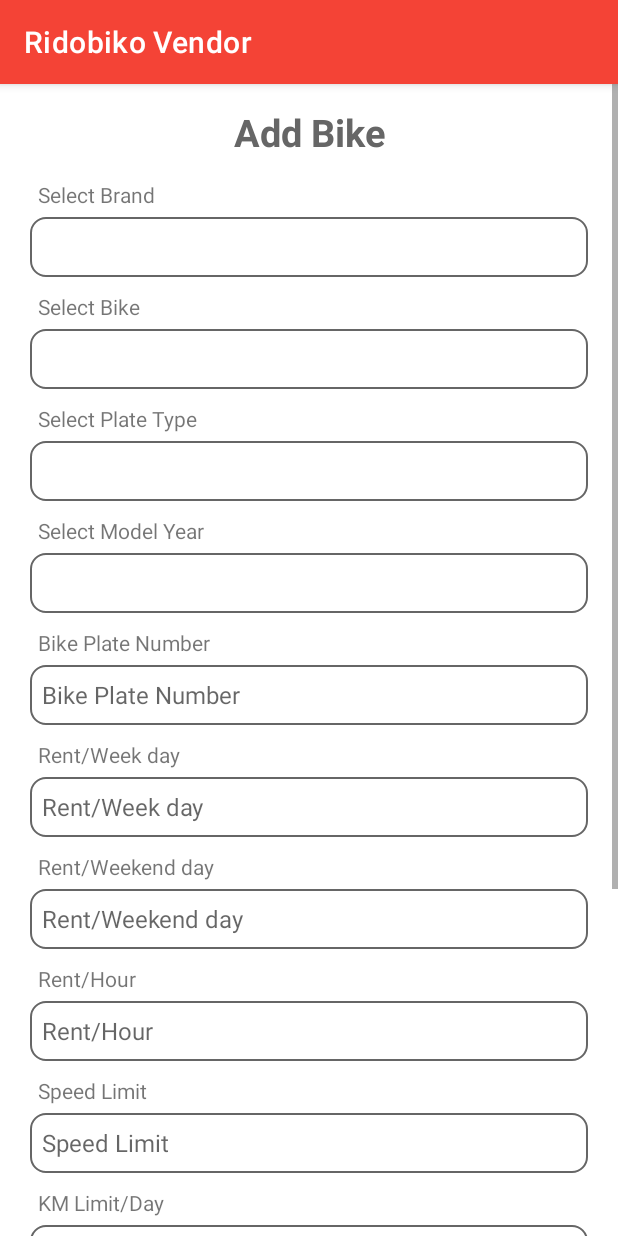
After one commit to abhinandans109/Ridobiko_Vendor, an Android app: the AddBikeActivity screen opened directly, with no data from a screen before it, on a phone screen of 412 x 824 dp. The commit adds this screen. Run offline under Robolectric (Android 15) with nearby library versions, the phone set to English and light mode, and no system bars; network calls fail.

Commit message:
add bike section

```diff
--- /dev/null
+++ b/app/src/main/java/com/ridobiko/ridobikoPartner/activities/AddBikeActivity.kt
@@ -0,0 +1,13 @@
+package com.ridobiko.ridobikoPartner.activities
+
+import androidx.appcompat.app.AppCompatActivity
+import android.os.Bundle
+import com.ridobiko.ridobikoPartner.R
+
+class AddBikeActivity : AppCompatActivity() {
+    override fun onCreate(savedInstanceState: Bundle?) {
+        super.onCreate(savedInstanceState)
+        setContentView(R.layout.activity_add_bike)
+
+    }
+}
--- a/app/src/main/java/com/ridobiko/ridobikoPartner/activities/MainActivity.kt
+++ b/app/src/main/java/com/ridobiko/ridobikoPartner/activities/MainActivity.kt
@@ -9,11 +9,14 @@ class MainActivity : AppCompatActivity() {
    private lateinit var binding :ActivityMainBinding
     override fun onCreate(savedInstanceState: Bundle?) {
         super.onCreate(savedInstanceState)
-        binding= ActivityMainBinding.inflate(layoutInflater)
+        binding = ActivityMainBinding.inflate(layoutInflater)
         setContentView(binding.root)
 
-        binding.todaysPickupsCard.setOnClickListener{
-            startActivity(Intent(applicationContext,TodaysPickups::class.java))
+        binding.todaysPickupsCard.setOnClickListener {
+            startActivity(Intent(applicationContext, TodaysPickups::class.java))
+        }
+        binding.addBike.setOnClickListener {
+            startActivity(Intent(applicationContext,AddBikeActivity::class.java))
         }
     }
 }
--- a/app/src/main/java/com/ridobiko/ridobikoPartner/constants/Constants.java
+++ b/app/src/main/java/com/ridobiko/ridobikoPartner/constants/Constants.java
@@ -2,7 +2,7 @@ package com.ridobiko.ridobikoPartner.constants;
 
  public class Constants {
 
-    public static final String BASE_URL="http://192.168.100.118/RidoVendor/";
+    public static final String BASE_URL="http://192.168.0.108/RidoVendor/";
     public static final String SUCCESS="1";
     public static final String PREFS_LOGIN_DETAILS="login_details";
     public static final String IS_VENDOR="is_vendor";
--- /dev/null
+++ b/app/src/main/res/layout/activity_add_bike.xml
@@ -0,0 +1,452 @@
+<?xml version="1.0" encoding="utf-8"?>
+<ScrollView xmlns:android="http://schemas.android.com/apk/res/android"
+    xmlns:app="http://schemas.android.com/apk/res-auto"
+    xmlns:tools="http://schemas.android.com/tools"
+    android:layout_width="match_parent"
+    android:layout_height="match_parent"
+    android:orientation="vertical"
+    tools:context=".activities.AddBikeActivity">
+
+    <LinearLayout
+        android:layout_width="match_parent"
+        android:layout_height="match_parent"
+        android:elevation="5dp"
+        android:orientation="vertical"
+        android:padding="7dp">
+
+        <TextView
+            android:layout_width="match_parent"
+            android:layout_height="wrap_content"
+
+            android:layout_gravity="center"
+            android:layout_margin="7dp"
+            android:gravity="center"
+            android:text="Add Bike"
+            android:textColor="@color/colourHINT"
+            android:textSize="25sp"
+            android:textStyle="bold" />
+
+        <LinearLayout
+            android:layout_width="match_parent"
+            android:layout_height="wrap_content"
+            android:elevation="5dp"
+            android:orientation="vertical"
+            android:padding="7dp">
+
+            <LinearLayout
+                android:layout_width="match_parent"
+                android:layout_height="match_parent"
+                android:layout_weight="1"
+                android:orientation="vertical"
+                android:paddingStart="5dp"
+                android:paddingEnd="5dp">
+
+                <!--            bike brand-->
+                <LinearLayout
+                    android:layout_width="match_parent"
+                    android:layout_height="wrap_content"
+                    android:orientation="vertical">
+
+                    <TextView
+                        android:layout_width="wrap_content"
+                        android:layout_height="wrap_content"
+
+                        android:paddingStart="5dp"
+                        android:paddingBottom="5dp"
+                        android:text="Select Brand"></TextView>
+
+                    <Spinner
+                        android:id="@+id/brand"
+                        android:layout_width="match_parent"
+                        android:layout_height="40dp"
+                        android:layout_gravity="center"
+                        android:background="@drawable/btn_grey"
+                        android:gravity="center"
+                        android:textAllCaps="false" />
+                </LinearLayout>
+
+                <!--            select bike-->
+                <LinearLayout
+                    android:layout_width="match_parent"
+                    android:layout_height="wrap_content"
+                    android:layout_marginTop="10dp"
+                    android:orientation="vertical">
+
+                    <TextView
+                        android:layout_width="wrap_content"
+                        android:layout_height="wrap_content"
+                        android:paddingStart="5dp"
+                        android:paddingBottom="5dp"
+                        android:text="Select Bike">
+
+                    </TextView>
+
+                    <Spinner
+                        android:id="@+id/bike"
+                        android:layout_width="match_parent"
+                        android:layout_height="40dp"
+                        android:layout_gravity="center"
+                        android:background="@drawable/btn_grey"
+                        android:gravity="center"
+                        android:textAllCaps="false" />
+                </LinearLayout>
+
+
+                <!--            plate type-->
+                <LinearLayout
+                    android:layout_width="match_parent"
+                    android:layout_height="wrap_content"
+                    android:layout_marginTop="10dp"
+                    android:orientation="vertical">
+
+                    <TextView
+                        android:layout_width="wrap_content"
+                        android:layout_height="wrap_content"
+                        android:paddingStart="5dp"
+                        android:paddingBottom="5dp"
+                        android:text="Select Plate Type"></TextView>
+
+                    <Spinner
+                        android:id="@+id/plate_type"
+                        android:layout_width="match_parent"
+                        android:layout_height="40dp"
+                        android:layout_gravity="center"
+                        android:background="@drawable/btn_grey"
+                        android:gravity="center"
+                        android:textAllCaps="false" />
+                </LinearLayout>
+
+                <!--             model year-->
+                <LinearLayout
+                    android:layout_width="match_parent"
+                    android:layout_height="wrap_content"
+                    android:layout_marginTop="10dp"
+                    android:orientation="vertical">
+
+                    <TextView
+                        android:layout_width="wrap_content"
+                        android:layout_height="wrap_content"
+                        android:paddingStart="5dp"
+                        android:paddingBottom="5dp"
+                        android:text="Select Model Year">
+
+                    </TextView>
+
+                    <Spinner
+                        android:id="@+id/model_year"
+                        android:layout_width="match_parent"
+                        android:layout_height="40dp"
+                        android:layout_gravity="center"
+                        android:background="@drawable/btn_grey"
+                        android:gravity="center"
+                        android:textAllCaps="false" />
+
+                </LinearLayout>
+
+                <!--plate number-->
+                <LinearLayout
+                    android:layout_width="match_parent"
+                    android:layout_height="wrap_content"
+                    android:layout_marginTop="10dp"
+                    android:orientation="vertical">
+
+                    <TextView
+                        android:layout_width="wrap_content"
+                        android:layout_height="wrap_content"
+                        android:paddingStart="5dp"
+                        android:paddingBottom="5dp"
+                        android:text="Bike Plate Number">
+
+                    </TextView>
+
+                    <EditText
+                        android:id="@+id/plate_number"
+                        android:layout_width="match_parent"
+                        android:layout_height="40dp"
+                        android:layout_gravity="center"
+                        android:background="@drawable/btn_grey"
+                        android:gravity="center|left"
+                        android:hint="Bike Plate Number"
+                        android:inputType="number"
+                        android:paddingLeft="8dp"
+
+                        android:textAllCaps="false"
+                        android:textSize="16sp" />
+                </LinearLayout>
+
+                <!--week day-->
+                <LinearLayout
+                    android:layout_width="match_parent"
+                    android:layout_height="wrap_content"
+                    android:layout_marginTop="10dp"
+                    android:orientation="vertical">
+
+                    <TextView
+                        android:layout_width="wrap_content"
+                        android:layout_height="wrap_content"
+                        android:paddingStart="5dp"
+                        android:paddingBottom="5dp"
+                        android:text="Rent/Week day">
+
+                    </TextView>
+
+                    <EditText
+                        android:id="@+id/rent_week"
+                        android:layout_width="match_parent"
+                        android:layout_height="40dp"
+                        android:layout_gravity="center"
+                        android:background="@drawable/btn_grey"
+                        android:gravity="center|left"
+                        android:hint="Rent/Week day"
+                        android:inputType="text"
+                        android:paddingLeft="8dp"
+
+                        android:textAllCaps="false"
+                        android:textSize="16sp" />
+                </LinearLayout>
+
+                <!--            weekend day-->
+                <LinearLayout
+                    android:layout_width="match_parent"
+                    android:layout_height="wrap_content"
+                    android:layout_marginTop="10dp"
+                    android:orientation="vertical">
+
+                    <TextView
+                        android:layout_width="wrap_content"
+                        android:layout_height="wrap_content"
+                        android:paddingStart="5dp"
+                        android:paddingBottom="5dp"
+                        android:text="Rent/Weekend day">
+
+                    </TextView>
+
+                    <EditText
+                        android:id="@+id/weekend"
+                        android:layout_width="match_parent"
+                        android:layout_height="40dp"
+                        android:layout_gravity="center"
+                        android:background="@drawable/btn_grey"
+                        android:gravity="center|left"
+                        android:hint="Rent/Weekend day"
+                        android:inputType="text"
+                        android:paddingLeft="8dp"
+                        android:textAllCaps="false"
+                        android:textSize="16sp" />
+                </LinearLayout>
+
+                <!--            rent hours-->
+                <LinearLayout
+                    android:layout_width="match_parent"
+                    android:layout_height="wrap_content"
+                    android:layout_marginTop="10dp"
+                    android:orientation="vertical">
+
+                    <TextView
+                        android:layout_width="wrap_content"
+                        android:layout_height="wrap_content"
+                        android:paddingStart="5dp"
+                        android:paddingBottom="5dp"
+                        android:text="Rent/Hour">
+
+                    </TextView>
+
+                    <EditText
+                        android:id="@+id/hour"
+                        android:layout_width="match_parent"
+                        android:layout_height="40dp"
+                        android:layout_gravity="center"
+                        android:background="@drawable/btn_grey"
+                        android:gravity="center|left"
+                        android:hint="Rent/Hour"
+                        android:inputType="number"
+                        android:paddingLeft="8dp"
+                        android:textAllCaps="false"
+                        android:textSize="16sp" />
+                </LinearLayout>
+
+                <!--            speed limit-->
+                <LinearLayout
+                    android:layout_width="match_parent"
+                    android:layout_height="wrap_content"
+                    android:layout_marginTop="10dp"
+                    android:orientation="vertical">
+
+                    <TextView
+                        android:layout_width="wrap_content"
+                        android:layout_height="wrap_content"
+                        android:paddingStart="5dp"
+                        android:paddingBottom="5dp"
+                        android:text="Speed Limit">
+
+                    </TextView>
+
+                    <EditText
+                        android:id="@+id/speed_Limit"
+                        android:layout_width="match_parent"
+                        android:layout_height="40dp"
+                        android:layout_gravity="center"
+                        android:background="@drawable/btn_grey"
+                        android:gravity="center|left"
+                        android:hint="Speed Limit"
+                        android:inputType="number"
+                        android:paddingLeft="8dp"
+                        android:textAllCaps="false"
+                        android:textSize="16sp" />
+
+
+                </LinearLayout>
+
+
+                <!--            limit day-->
+                <LinearLayout
+                    android:layout_width="match_parent"
+                    android:layout_height="wrap_content"
+                    android:layout_marginTop="10dp"
+                    android:orientation="vertical">
+
+                    <TextView
+                        android:layout_width="wrap_content"
+                        android:layout_height="wrap_content"
+                        android:paddingStart="5dp"
+                        android:paddingBottom="5dp"
+                        android:text="KM Limit/Day">
+
+                    </TextView>
+
+                    <EditText
+                        android:id="@+id/kmLimit"
+                        android:layout_width="match_parent"
+                        android:layout_height="40dp"
+                        android:layout_gravity="center"
+                        android:background="@drawable/btn_grey"
+                        android:gravity="center|left"
+                        android:hint="KM Limit/Day"
+                        android:inputType="text"
+                        android:paddingLeft="8dp"
+                        android:textAllCaps="false"
+                        android:textSize="16sp" />
+                </LinearLayout>
+
+                <!--            limit month-->
+                <LinearLayout
+                    android:layout_width="match_parent"
+                    android:layout_height="wrap_content"
+                    android:layout_marginTop="10dp"
+                    android:orientation="vertical">
+
+                    <TextView
+                        android:layout_width="wrap_content"
+                        android:layout_height="wrap_content"
+                        android:paddingStart="5dp"
+                        android:paddingBottom="5dp"
+                        android:text="KM Limit/Month">
+
+                    </TextView>
+
+                    <EditText
+                        android:id="@+id/km_limitMonth"
+                        android:layout_width="match_parent"
+                        android:layout_height="40dp"
+                        android:layout_gravity="center"
+                        android:background="@drawable/btn_grey"
+                        android:gravity="center|left"
+                        android:hint="KM Limit/ Month"
+                        android:inputType="number"
+                        android:paddingLeft="8dp"
+                        android:textAllCaps="false"
+                        android:textSize="16sp" />
+                </LinearLayout>
+
+
+                <!--additional-->
+                <LinearLayout
+                    android:layout_width="match_parent"
+                    android:layout_height="wrap_content"
+                    android:layout_marginTop="10dp"
+                    android:orientation="vertical">
+
+                    <TextView
+                        android:layout_width="wrap_content"
+                        android:layout_height="wrap_content"
+                        android:paddingStart="5dp"
+                        android:paddingBottom="5dp"
+                        android:text="Additonal per KM charge">
+
+                    </TextView>
+
+                    <EditText
+                        android:id="@+id/km_Charge"
+                        android:layout_width="match_parent"
+                        android:layout_height="40dp"
+                        android:layout_gravity="center"
+                        android:background="@drawable/btn_grey"
+                        android:gravity="center|left"
+                        android:hint="Additional per KM charge"
+                        android:inputType="number"
+                        android:paddingLeft="8dp"
+                        android:textAllCaps="false"
+                        android:textSize="16sp" />
+                </LinearLayout>
+
+                <!--            deposit-->
+                <LinearLayout
+                    android:layout_width="match_parent"
+                    android:layout_height="wrap_content"
+                    android:layout_marginTop="10dp"
+                    android:orientation="vertical">
+
+                    <TextView
+                        android:layout_width="wrap_content"
+                        android:layout_height="wrap_content"
+                        android:paddingStart="5dp"
+                        android:paddingBottom="5dp"
+                        android:text="Deposit">
+
+                    </TextView>
+
+                    <EditText
+                        android:id="@+id/Deposit"
+                        android:layout_width="match_parent"
+                        android:layout_height="40dp"
+                        android:layout_gravity="center"
+                        android:background="@drawable/btn_grey"
+                        android:gravity="center|left"
+                        android:hint="Deposit"
+                        android:inputType="number"
+                        android:paddingLeft="8dp"
+                        android:textAllCaps="false"
+                        android:textSize="16sp" />
+                </LinearLayout>
+
+            </LinearLayout>
+
+
+            <LinearLayout
+                android:layout_width="match_parent"
+                android:layout_height="match_parent"
+                android:layout_marginTop="10dp"
+                android:layout_weight="1"
+                android:orientation="vertical"
+                android:paddingStart="5dp"
+                android:paddingEnd="5dp">
+
+
+            </LinearLayout>
+
+        </LinearLayout>
+
+        <Button
+            android:layout_width="match_parent"
+
+            android:layout_height="50dp"
+            android:layout_gravity="center"
+            android:layout_marginLeft="7dp"
+            android:layout_marginRight="7dp"
+            android:backgroundTint="#2C2C2C"
+            android:text="Add Bike"
+            android:textAllCaps="false"
+            android:textColor="@color/white"
+            android:textStyle="bold" />
+    </LinearLayout>
+</ScrollView>
--- a/app/src/main/res/layout/fragment_booking_customer.xml
+++ b/app/src/main/res/layout/fragment_booking_customer.xml
@@ -525,7 +525,7 @@
                 android:layout_gravity="left"
                 android:layout_width="wrap_content"
                 android:layout_height="wrap_content"
-                android:text="Pickup tyle"
+                android:text="Pickup time"
                 android:textColor="@color/black"
                 />
             <ImageView
--- a/build.gradle
+++ b/build.gradle
@@ -6,7 +6,7 @@ buildscript {
     }
     dependencies {
         classpath "com.android.tools.build:gradle:7.0.3"
-        classpath "org.jetbrains.kotlin:kotlin-gradle-plugin:1.5.20"
+        classpath 'org.jetbrains.kotlin:kotlin-gradle-plugin:1.5.30'
 
         // NOTE: Do not place your application dependencies here; they belong
         // in the individual module build.gradle files
```
Also changed, not shown: app/src/main/AndroidManifest.xml (+4 -5 lines).
